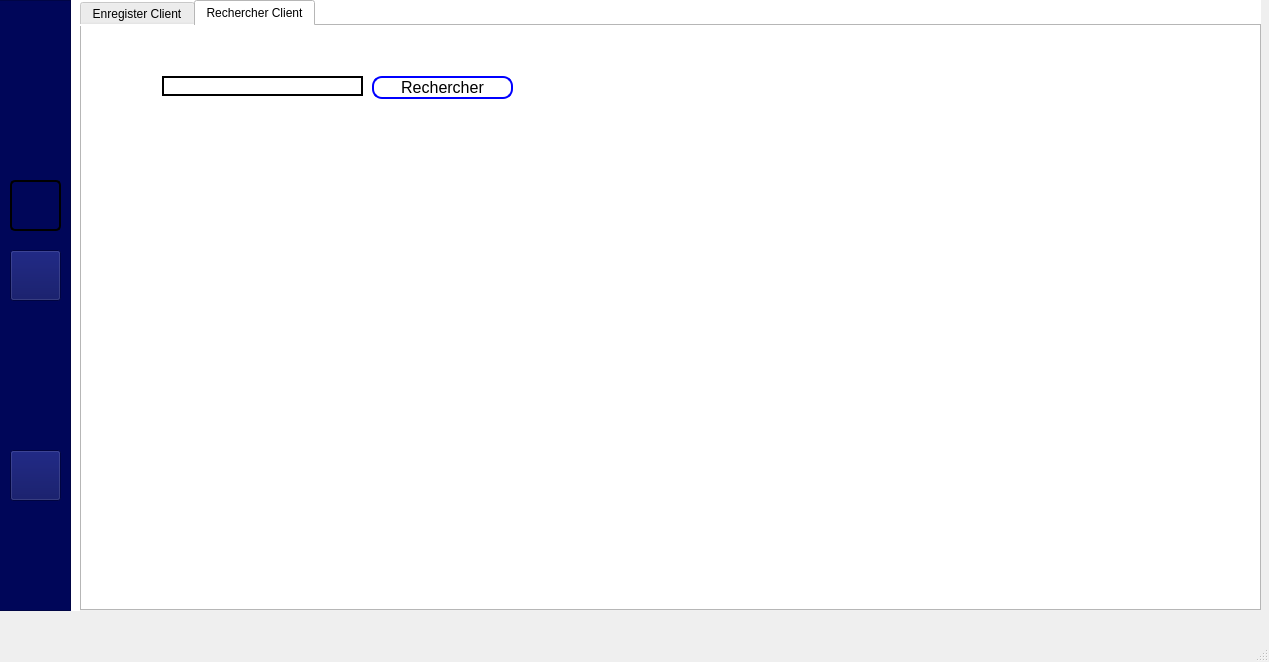
First picture: the form in mainwindow.ui, repository Projet-CPP-2A6/Nautica, before the edit.
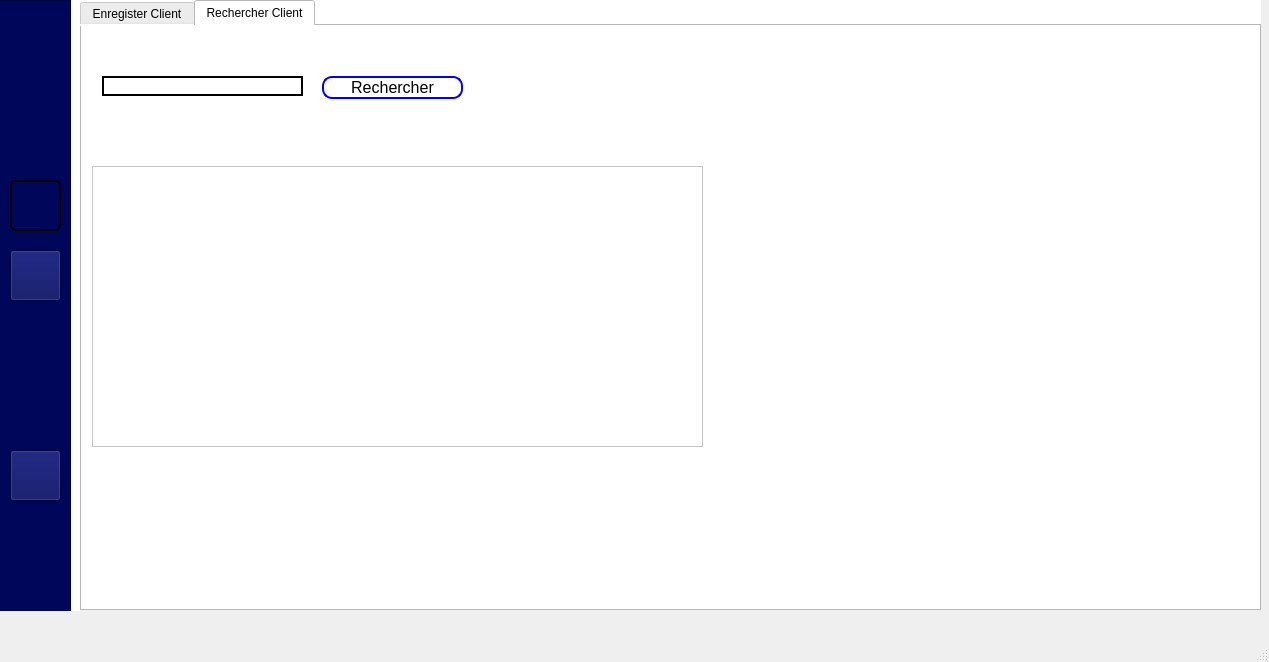
Second picture: the form after the edit. The open tabs and pages were chosen to show the change. Icons and pictures are not drawn.

Diff of the .ui file:
```diff
--- a/mainwindow.ui
+++ b/mainwindow.ui
@@ -1758,7 +1758,7 @@
        <widget class="QPushButton" name="pushButton_13">
         <property name="geometry">
          <rect>
-          <x>290</x>
+          <x>240</x>
           <y>50</y>
           <width>141</width>
           <height>23</height>
@@ -1781,7 +1781,7 @@
        <widget class="QLineEdit" name="lineEdit_8">
         <property name="geometry">
          <rect>
-          <x>80</x>
+          <x>20</x>
           <y>50</y>
           <width>201</width>
           <height>20</height>
@@ -1803,6 +1803,16 @@
 </string>
         </property>
        </widget>
+       <widget class="QTableView" name="tableView">
+        <property name="geometry">
+         <rect>
+          <x>10</x>
+          <y>140</y>
+          <width>611</width>
+          <height>281</height>
+         </rect>
+        </property>
+       </widget>
       </widget>
      </widget>
     </widget>
```
